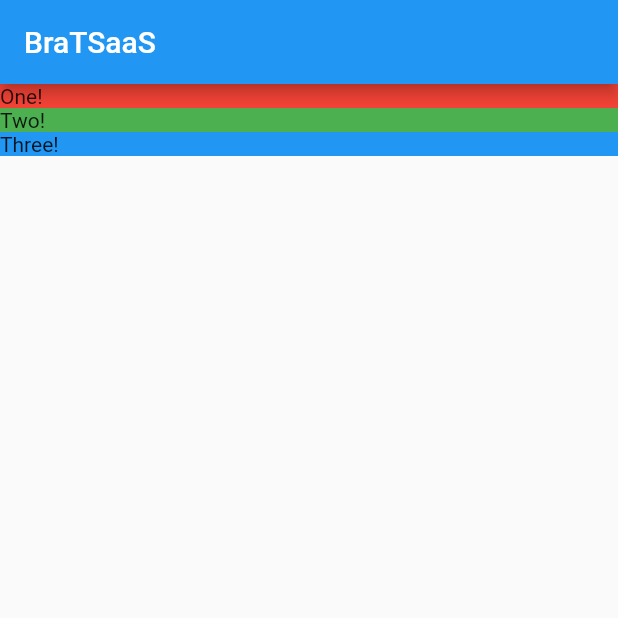
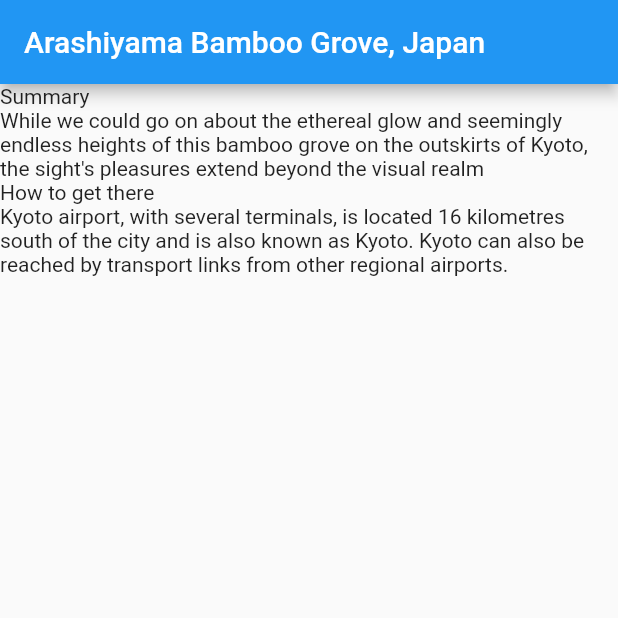
Before and after one commit to kchawla-pi/flutter_101, a Flutter app: the screen it shows after launch, on a phone screen of 412 x 824 dp, the top half of it. Run offline on Flutter 3.47's test engine with Material 2 defaults, Android fonts, the phone set to English and light mode, and no system bars.

```diff
--- a/lib/location_detail.dart
+++ b/lib/location_detail.dart
@@ -1,19 +1,44 @@
 import 'package:flutter/material.dart';
+import 'package:flutter_101/models/location.dart';
+import 'package:flutter_101/models/location_fact.dart';
 
 class LocationDetail extends StatelessWidget {
+  final Location location;
+
+  LocationDetail(this.location);
+
   @override
   Widget build(BuildContext context) {
     return Scaffold(
-      appBar: AppBar(title: Text("BraTSaaS")),
+        appBar: AppBar(title: Text(location.name)),
         body: Column(
           mainAxisAlignment: MainAxisAlignment.start,
           crossAxisAlignment: CrossAxisAlignment.stretch,
-        children: [
-          _section("One!", Colors.red),
-          _section("Two!", Colors.green),
-          _section("Three!", Colors.blue),
-        ],
+          children: _renderFacts(location),
         ));
+  }
+
+  List<Widget> _renderFacts(Location location) {
+    var result = List<Widget>.empty(growable: true);
+    for (int i = 0; i < location.facts.length; i++) {
+      result.add(_sectionTitle(location.facts[i].title));
+      result.add(_sectionText(location.facts[i].text));
+    }
+    return result;
+  }
+
+  Widget _bannerImage(String url, double height) {
+    return Container(
+      child: Image.network(url, )
+    );
+  }
+
+  Widget _sectionTitle(String titleText) {
+    return Text(titleText);
+  }
+
+  Widget _sectionText(String text) {
+    return Text(text);
   }
 
   Widget _section(String title, Color color) {
--- a/lib/main.dart
+++ b/lib/main.dart
@@ -1,7 +1,9 @@
 import 'package:flutter/material.dart';
 
-import 'location_detail.dart';
-
+import 'package:flutter_101/location_detail.dart';
+import 'package:flutter_101/mocks/mock_location.dart';
+import 'package:flutter_101/models/location.dart';
 void main() {
-  return runApp(MaterialApp(home: LocationDetail()));
+  final Location mockLocation = MockLocation.FetchAny();
+  return runApp(MaterialApp(home: LocationDetail(mockLocation)));
 }
--- /dev/null
+++ b/lib/mocks/mock_location.dart
@@ -0,0 +1,21 @@
+import 'package:flutter_101/models/location.dart';
+import 'package:flutter_101/models/location_fact.dart';
+
+mixin MockLocation implements Location {
+  static Location FetchAny() {
+    return Location(
+        name: 'Arashiyama Bamboo Grove, Japan',
+        url:
+            'https://cdn-images-1.medium.com/max/2000/1*vdJuSUKWl_SA9Lp-32ebnA.jpeg',
+        facts: <LocationFact>[
+          LocationFact(
+            title: 'Summary',
+            text: 'While we could go on about the ethereal glow and seemingly endless heights of this bamboo grove on the outskirts of Kyoto, the sight\'s pleasures extend beyond the visual realm',
+            ),
+          LocationFact(
+              title: 'How to get there',
+              text: 'Kyoto airport, with several terminals, is located 16 kilometres south of the city and is also known as Kyoto. Kyoto can also be reached by transport links from other regional airports.'
+              ),
+        ]);
+  }
+}
--- /dev/null
+++ b/lib/models/location.dart
@@ -0,0 +1,8 @@
+import 'package:flutter_101/models/location_fact.dart';
+
+class Location {
+  final String name;
+  final String url;
+  final List<LocationFact> facts;
+  Location({required this.name, required this.url, required this.facts});
+}
--- /dev/null
+++ b/lib/models/location_fact.dart
@@ -0,0 +1,5 @@
+class LocationFact {
+  final String title;
+  final String text;
+  LocationFact({required this.title, required this.text});
+}
```
Lines whose indentation alone changed are shown as unchanged.
